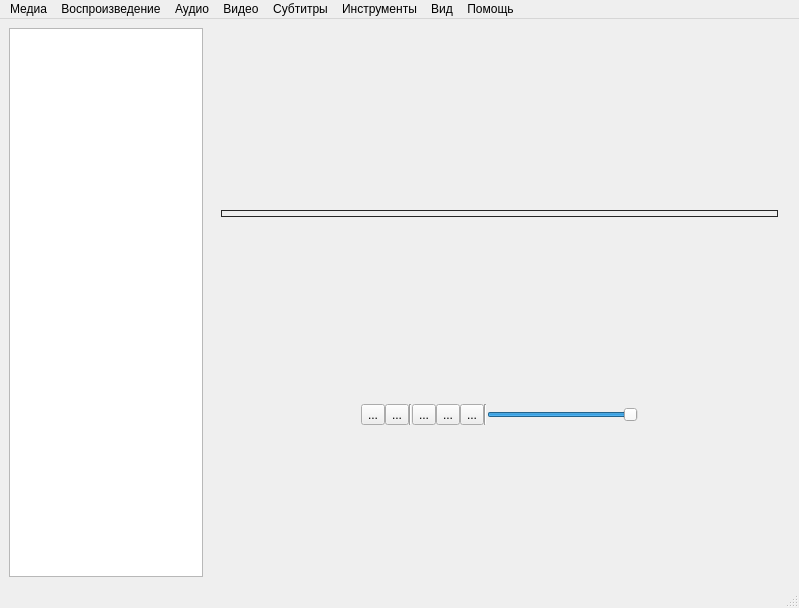
Above: midi.ui from eoan-ermine/Media-Player before the change. Below: the same form after it.
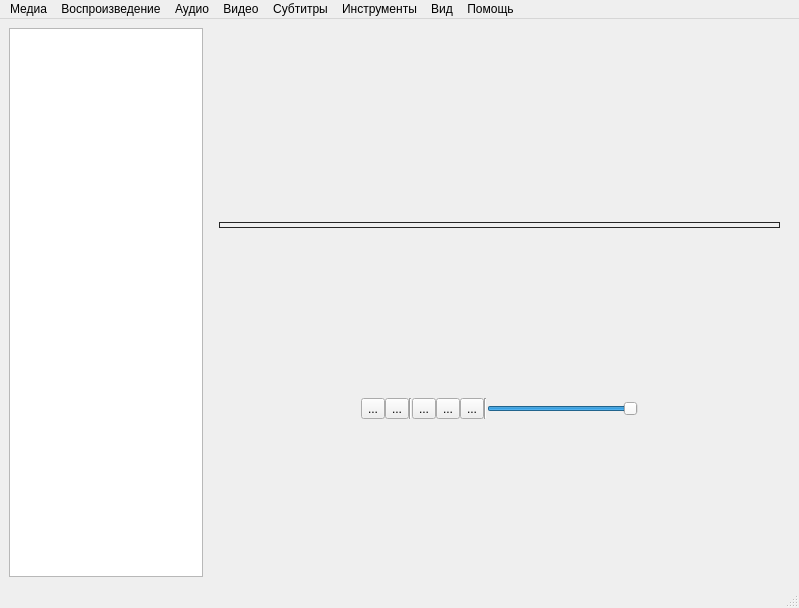
That is the form after the change. Icons and pictures are not drawn.

Commit message: Update resources. Add duck on the slider.

```diff
--- a/midi.ui
+++ b/midi.ui
@@ -39,26 +39,37 @@
          <layout class="QHBoxLayout" name="horizontalLayout_4" stretch="1">
           <item>
            <widget class="QSlider" name="position_slider">
+            <property name="sizePolicy">
+             <sizepolicy hsizetype="Expanding" vsizetype="Fixed">
+              <horstretch>0</horstretch>
+              <verstretch>0</verstretch>
+             </sizepolicy>
+            </property>
+            <property name="minimumSize">
+             <size>
+              <width>0</width>
+              <height>50</height>
+             </size>
+            </property>
             <property name="styleSheet">
              <string notr="true">.QSlider {
-    min-height: 68px;
-    max-height: 68px;
+    min-height: 50px;
+    max-height: 50px;
 }
 
 .QSlider::groove:horizontal {
     border: 1px solid #262626;
-    height: 5px;
-    margin: 0 12px;
+    height: 4px;
+    margin: 0 10px;
+	top: 30px;
 }
 
 QSlider::handle {
 	width: 40px;
     height: 100px;
-	bottom: 40px;
-	right: 20px;
-    margin: -40px 0;
-    image: url(:/slider_duck.png); }
-</string>
+	bottom: 50px;
+    margin: -100px 0;
+    image: url(:/slider_duck.png); }</string>
             </property>
             <property name="maximum">
              <number>100</number>
```
The commit also changes 3 other files.
